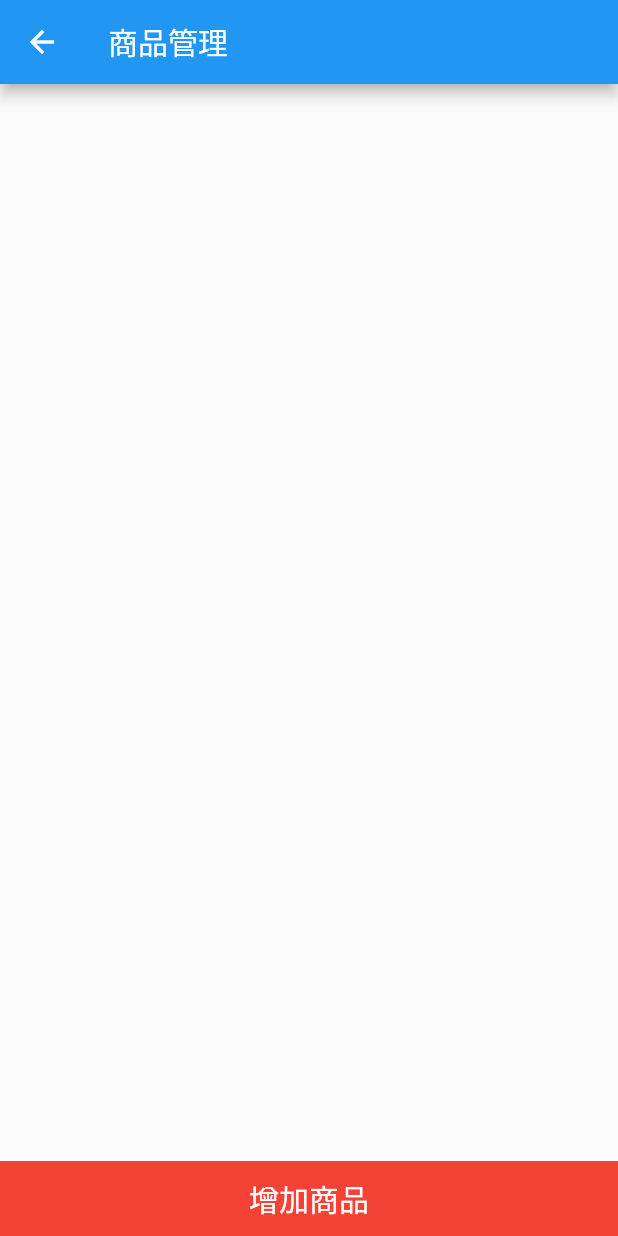
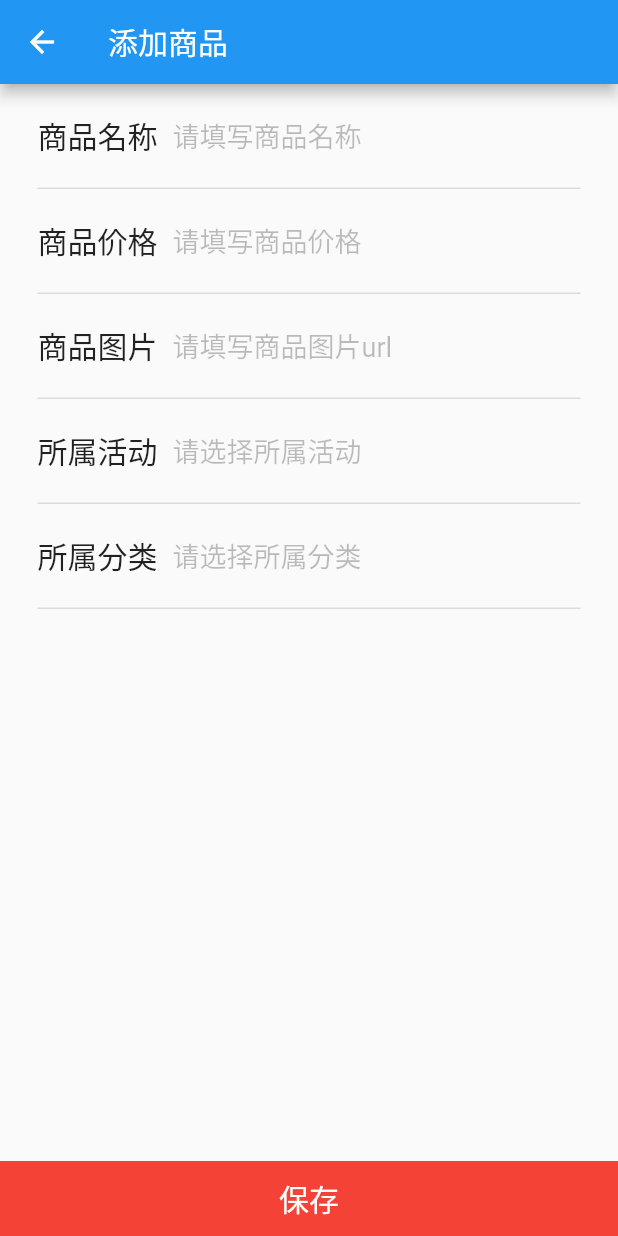
Before and after one commit to 94kai/MuYingMallProject, a Flutter app: the ProductManagerPage screen opened directly, after a tap on "增加商品", on a phone screen of 412 x 824 dp. Run offline on Flutter 3.47's test engine with Material 2 defaults, Android fonts, the phone set to English and light mode, and no system bars; our stand-ins replace dio, flutter_swiper, shared_preferences, toast; missing offline and left inert: flutter_picker; accounts and stored records are empty; network calls fail.

Commit message:
商品管理完成

```diff
--- a/client/mu_ying_mall/lib/page/edit_address_page.dart
+++ b/client/mu_ying_mall/lib/page/edit_address_page.dart
@@ -33,7 +33,6 @@ class EditAddressPageState extends State<EditAddressPage> {
   @override
   void initState() {
     super.initState();
-    print(widget.address);
     controllers.add(_controller1);
     controllers.add(_controller2);
     controllers.add(_controller3);
--- /dev/null
+++ b/client/mu_ying_mall/lib/page/edit_product_page.dart
@@ -0,0 +1,346 @@
+import 'package:flutter/material.dart';
+import 'package:mu_ying_mall/utils/network.dart';
+import 'package:mu_ying_mall/utils/login_util.dart';
+import 'package:mu_ying_mall/utils/jump.dart';
+import 'package:toast/toast.dart';
+import 'package:flutter_picker/flutter_picker.dart';
+import 'dart:convert';
+
+//增加、编辑 商品页
+class EditProductPage extends StatefulWidget {
+  dynamic data;
+
+  EditProductPage(this.data);
+
+  @override
+  EditProductPageState createState() {
+    return EditProductPageState();
+  }
+}
+
+class EditProductPageState extends State<EditProductPage> {
+  final TextEditingController _controller1 = new TextEditingController();
+  final TextEditingController _controller2 = new TextEditingController();
+  final TextEditingController _controller3 = new TextEditingController();
+  List<TextEditingController> controllers = [];
+
+  var _focusNode1 = FocusNode();
+  var _focusNode2 = FocusNode();
+  var _focusNode3 = FocusNode();
+
+  //分类、活动的文本
+  List selectTexts = ["", ""];
+
+  //分类、活动的id
+  List selectIds = ["", ""];
+  List focusNodes = [];
+
+  var tips = new TextStyle(fontSize: 18.0, color: Colors.black);
+  var hintTips = new TextStyle(fontSize: 18.0, color: Colors.black26);
+
+  @override
+  void initState() {
+    super.initState();
+    controllers.add(_controller1);
+    controllers.add(_controller2);
+    controllers.add(_controller3);
+    focusNodes.add(_focusNode1);
+    focusNodes.add(_focusNode2);
+    focusNodes.add(_focusNode3);
+    _controller1.text = widget.data == null ? "" : widget.data['title'];
+    _controller2.text =
+        widget.data == null ? "" : "${widget.data['original_price']}";
+    _controller3.text = widget.data == null ? "" : widget.data['image'];
+  }
+
+  @override
+  void dispose() {
+    super.dispose();
+  }
+
+  var title;
+  var prefix;
+  var suffix;
+  var field;
+  final GlobalKey<ScaffoldState> _scaffoldKey = GlobalKey<ScaffoldState>();
+
+  @override
+  Widget build(BuildContext context) {
+    prefix = widget.data == null ? "添加" : "编辑";
+    suffix = "商品";
+    title = prefix + suffix;
+
+    return Scaffold(
+        key: _scaffoldKey,
+        appBar: AppBar(
+          backgroundColor: Colors.blue,
+          title: Text(title),
+          actions: <Widget>[
+            widget.data != null
+                ? GestureDetector(
+                    onTap: () => _deleteItem(),
+                    child: Container(
+                      padding: EdgeInsets.only(right: 20),
+                      alignment: AlignmentDirectional.center,
+                      child: Text('删除'),
+                    ),
+                  )
+                : Container(),
+          ],
+        ),
+        body: Container(
+          width: MediaQuery.of(context).size.width,
+          child: Column(
+            mainAxisAlignment: MainAxisAlignment.center,
+            crossAxisAlignment: CrossAxisAlignment.center,
+            children: <Widget>[
+              Expanded(
+                child: ListView(
+                  children: <Widget>[
+                    _renderItem("商品名称", '请填写商品名称', 0),
+                    _renderItem("商品价格", '请填写商品价格', 1),
+                    _renderItem("商品图片", '请填写商品图片url', 2),
+                    _renderSelectItem("所属活动", '请选择所属活动', 0),
+                    _renderSelectItem("所属分类", '请选择所属分类', 1),
+                  ],
+                ),
+              ),
+              Container(
+                  height: 50,
+                  width: MediaQuery.of(context).size.width,
+                  color: Colors.red,
+                  alignment: AlignmentDirectional.center,
+                  child: GestureDetector(
+                    child: Text(
+                      "保存",
+                      style: TextStyle(color: Colors.white, fontSize: 20),
+                    ),
+                    onTap: () => saveProduct(),
+                  )),
+            ],
+          ),
+        ));
+  }
+
+  //删除条目
+  _deleteItem() {
+    if (widget.data == null) {
+      Toast.show("删除失败", context);
+      return;
+    }
+    get("deleteProduct", (response) => Navigator.of(context).pop(true),
+        params: {
+          "productId": "${widget.data['id']}",
+        },
+        errorCallback: () => Toast.show("删除失败", context));
+  }
+
+  _renderItem(String name, String hint, int index) {
+    var focusNode = focusNodes[index];
+    var controller = controllers[index];
+    return Container(
+        height: 70,
+        child: Column(
+          children: <Widget>[
+            Expanded(
+              child: Row(
+                crossAxisAlignment: CrossAxisAlignment.center,
+                children: <Widget>[
+                  Container(
+                    width: 25,
+                  ),
+                  Container(
+                    width: 90,
+                    child: Text(
+                      name,
+                      style: TextStyle(fontSize: 20),
+                    ),
+                  ),
+                  Expanded(
+                    child: TextField(
+                      focusNode: focusNode,
+                      style: tips,
+                      controller: controller,
+                      decoration: new InputDecoration(
+                        hintText: hint,
+                        border: InputBorder.none,
+                        hintStyle:
+                            TextStyle(fontSize: 18, color: Colors.black26),
+                      ),
+                      obscureText: false,
+                    ),
+                  ),
+                  Container(
+                    width: 25,
+                  ),
+                ],
+              ),
+            ),
+            Container(
+              margin: EdgeInsets.only(left: 25, right: 25),
+              height: 1,
+              color: Colors.black12,
+            )
+          ],
+        ));
+  }
+
+  _renderSelectItem(String name, String hint, int index) {
+    var id = selectIds[index];
+    var text = selectTexts[index];
+    var tipsStyle;
+    print(text);
+    if (text == "") {
+      tipsStyle = hintTips;
+    } else {
+      hint = text;
+      tipsStyle = tips;
+    }
+    return Container(
+        height: 70,
+        child: Column(
+          children: <Widget>[
+            Expanded(
+              child: Row(
+                crossAxisAlignment: CrossAxisAlignment.center,
+                children: <Widget>[
+                  Container(
+                    width: 25,
+                  ),
+                  Container(
+                    width: 90,
+                    child: Text(
+                      name,
+                      style: TextStyle(fontSize: 20),
+                    ),
+                  ),
+                  Expanded(
+                      child: GestureDetector(
+                    onTap: () => _showSelector(index),
+                    child: Text(
+                      hint,
+                      style: tipsStyle,
+                    ),
+                  )),
+                  Container(
+                    width: 25,
+                  ),
+                ],
+              ),
+            ),
+            Container(
+              margin: EdgeInsets.only(left: 25, right: 25),
+              height: 1,
+              color: Colors.black12,
+            )
+          ],
+        ));
+  }
+
+  //保存
+  saveProduct() {
+    for (var value in controllers) {
+      if (value.text.isEmpty) {
+        Toast.show("请完善信息", context);
+        return;
+      }
+    }
+    for (var value in selectIds) {
+      if (value.isEmpty) {
+        Toast.show("请完善信息", context);
+        return;
+      }
+    }
+    if (widget.data == null) {
+      //add
+      post("appProduct", (response) => Navigator.of(context).pop(true),
+          params: {
+            "title": controllers[0].text,
+            "original_price": controllers[1].text,
+            "image": controllers[2].text,
+            "promotionId": selectIds[0],
+            "categoryId": selectIds[1],
+          },
+          errorCallback: (msg) => Toast.show("添加商品失败${msg}", context));
+    } else {
+      print(widget.data);
+      //update
+      post("updateProduct", (response) => Navigator.of(context).pop(true),
+          params: {
+            "id": "${widget.data['id']}",
+            "title": controllers[0].text,
+            "original_price": controllers[1].text,
+            "image": controllers[2].text,
+            "promotionId": selectIds[0],
+            "categoryId": selectIds[1],
+          },
+          errorCallback: (msg) => Toast.show("更新商品失败${msg}", context));
+    }
+  }
+
+  List promotionList = [];
+  List categoryList = [];
+
+  _showSelector(index) {
+    if (index == 0) {
+      get("queryHotPromotion", (newsAndPromotion) {
+        setState(() {
+          promotionList = newsAndPromotion["promotionList"];
+        });
+      });
+    } else {
+      get("queryAllCategory", (mCategoryList) {
+        setState(() {
+          categoryList = mCategoryList;
+        });
+      });
+    }
+
+    showModalBottomSheet(
+        context: context, //state.context,
+        builder: (BuildContext context) {
+          return _buildSelectList(
+              index,
+              index == 0 ? promotionList : categoryList,
+              index == 0 ? "title" : "categoryName",
+              index == 0 ? "pomotionId" : "categoryId",
+              index == 0 ? "请选择活动" : "请选择分类");
+        });
+  }
+
+  _buildSelectList(_index, data, field1, field2, title) {
+    return Column(
+      children: <Widget>[
+        Container(
+          height: 10,
+        ),
+        Text(
+          title,
+          style: TextStyle(fontSize: 18, fontWeight: FontWeight.bold),
+        ),
+        Expanded(
+          child: ListView.builder(
+            itemBuilder: (context, index) => Padding(
+                padding: EdgeInsets.all(10),
+                child: Center(
+                    child: GestureDetector(
+                        onTap: () => _select(
+                            data[index][field1], data[index][field2], _index),
+                        child: Text(
+                          data[index][field1],
+                          style: TextStyle(fontSize: 18),
+                        )))),
+            itemCount: data.length,
+          ),
+        ),
+      ],
+    );
+  }
+
+  _select(title, id, index) {
+    Navigator.of(context).pop();
+    selectIds[index] = "${id}";
+    selectTexts[index] = "${title}";
+    setState(() {});
+  }
+}
--- a/client/mu_ying_mall/lib/page/product_manager_page.dart
+++ b/client/mu_ying_mall/lib/page/product_manager_page.dart
@@ -53,12 +53,15 @@ class ProductManagerState extends State<ProductManagerPage> {
                       "增加商品",
                       style: TextStyle(color: Colors.white, fontSize: 20),
                     ),
-                    onTap: () =>
-                        jumpToEditCategory(context, null, _onBackFromEdit),
+                    onTap: () => _jumpToEdit(null),
                   )),
             ],
           ),
         ));
+  }
+
+  _jumpToEdit(data) {
+    jumpToProductEdit(context, data, _onBackFromEdit);
   }
 
   //从编辑页回来
@@ -137,8 +140,7 @@ class ProductManagerState extends State<ProductManagerPage> {
                 Icons.mode_edit,
                 color: Colors.grey,
               ),
-              onTap: () =>
-                  jumpToEditCategory(context, product, _onBackFromEdit),
+              onTap: () => _jumpToEdit(product),
             ),
             Container(
               width: 20,
--- a/client/mu_ying_mall/lib/utils/jump.dart
+++ b/client/mu_ying_mall/lib/utils/jump.dart
@@ -11,6 +11,8 @@ import 'package:mu_ying_mall/page/product_manager_page.dart';
 import 'package:mu_ying_mall/page/promotio_manager_page.dart';
 import 'package:mu_ying_mall/page/category_manager_page.dart';
 import 'package:mu_ying_mall/page/news_manager_page.dart';
+import 'package:mu_ying_mall/page/edit_other_page.dart';
+import 'package:mu_ying_mall/page/edit_product_page.dart';
 
 ///跳商详
 jumpToProductDetail(context, productId) {
@@ -45,12 +47,18 @@ jumpToEditAddress(context, address, userName, onResult) {
       .then((result) => onResult(result));
 }
 
-///跳分类编辑页
-jumpToEditCategory(context, category, onResult) {
-//  Navigator.of(context)
-//      .push(MaterialPageRoute(
-//      builder: (context) => EditAddressPage(category)))
-//      .then((result) => onResult(result));
+///跳分类、资讯、活动编辑页
+jumpToEdit(context, from, data, onResult) {
+  Navigator.of(context)
+      .push(MaterialPageRoute(builder: (context) => EditOtherPage(from, data)))
+      .then((result) => onResult(result));
+}
+
+///跳分类、资讯、活动编辑页
+jumpToProductEdit(context, data, onResult) {
+  Navigator.of(context)
+      .push(MaterialPageRoute(builder: (context) => EditProductPage(data)))
+      .then((result) => onResult(result));
 }
 
 ///跳结算页
@@ -61,37 +69,40 @@ jumpToSettleAccount(context, totalMoney) {
 
 ///跳客户端首页
 jumpToClient(context) {
-  Navigator.of(context).push(
-      MaterialPageRoute(builder: (context) => MainPage()));
+  Navigator.of(context)
+      .push(MaterialPageRoute(builder: (context) => MainPage()));
 //  Navigator.pushReplacement(context,
 //      MaterialPageRoute(builder: (BuildContext context) => MainPage()));
 }
 
 ///跳服务端首页
 jumpToServer(context) {
-  Navigator.of(context).push(
-      MaterialPageRoute(builder: (context) => ServerHomePage()));
+  Navigator.of(context)
+      .push(MaterialPageRoute(builder: (context) => ServerHomePage()));
 //  Navigator.pushReplacement(context,
 //      MaterialPageRoute(builder: (BuildContext context) => ServerHomePage()));
 }
 
 ///跳商品管理
 jumpToProductManager(context) {
-  Navigator.of(context).push(
-      MaterialPageRoute(builder: (BuildContext context) => ProductManagerPage()));
+  Navigator.of(context).push(MaterialPageRoute(
+      builder: (BuildContext context) => ProductManagerPage()));
 }
+
 ///跳分类管理
 jumpToCategoryManager(context) {
-  Navigator.of(context).push(
-      MaterialPageRoute(builder: (BuildContext context) => CategoryManagerPage()));
+  Navigator.of(context).push(MaterialPageRoute(
+      builder: (BuildContext context) => CategoryManagerPage()));
 }
+
 ///跳资讯管理
 jumpToNewsManager(context) {
   Navigator.of(context).push(
       MaterialPageRoute(builder: (BuildContext context) => NewsManagerPage()));
 }
+
 ///跳资讯管理
 jumpToPromotionManager(context) {
-  Navigator.of(context).push(
-      MaterialPageRoute(builder: (BuildContext context) => PromotionManagerPage()));
+  Navigator.of(context).push(MaterialPageRoute(
+      builder: (BuildContext context) => PromotionManagerPage()));
 }
--- a/client/mu_ying_mall/pubspec.yaml
+++ b/client/mu_ying_mall/pubspec.yaml
@@ -23,6 +23,7 @@ dependencies:
   dio: 1.0.13  # 网络请求库
   toast: ^0.1.3 # toast库
   shared_preferences: ^0.4.2 # 数据持久化库
+  flutter_picker: ^1.0.11
 
 dev_dependencies:
   flutter_test:
```
Also changed, not shown: client/mu_ying_mall/lib/page/category_manager_page.dart (+9 -5 lines), client/mu_ying_mall/lib/page/edit_other_page.dart (added, +213 -0 lines), client/mu_ying_mall/lib/page/news_manager_page.dart (+11 -8 lines), client/mu_ying_mall/lib/page/promotio_manager_page.dart (+6 -3 lines), 7 other files.
